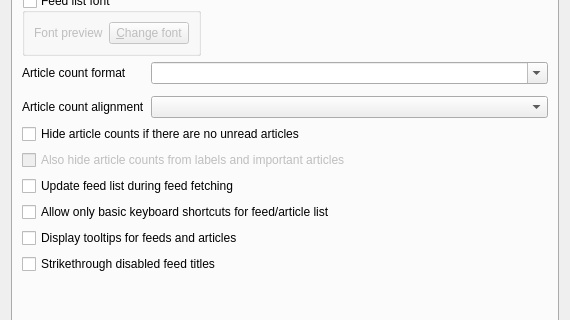
First picture: the form in src/librssguard/gui/settings/settingsfeedsmessages.ui, repository martinrotter/rssguard, before the edit; both pictures show x 0 to 570 and y 82 to 402 of the 570 by 584 pixel window.
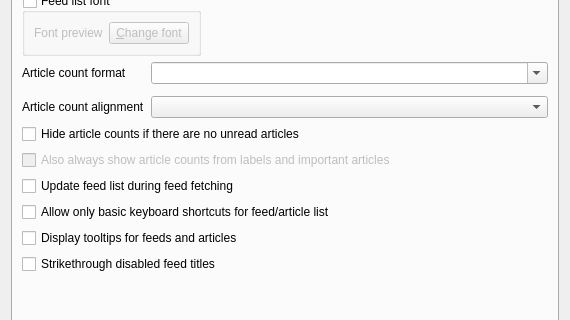
Second picture: the form after the edit. The open tabs and pages were chosen to show the change. Custom widgets are drawn as their Qt base class.

Commit message: switcahble counts in labels and important article in feed list - #2111

Diff of the .ui file:
```diff
--- a/src/librssguard/gui/settings/settingsfeedsmessages.ui
+++ b/src/librssguard/gui/settings/settingsfeedsmessages.ui
@@ -299,7 +299,7 @@
           <bool>false</bool>
          </property>
          <property name="text">
-          <string>Also hide article counts from labels and important articles</string>
+          <string>Also always show article counts from labels and important articles</string>
          </property>
         </widget>
        </item>
```
Left out of the diff: 8 changed lines with no effect on the pictures. The commit also changes 4 other files.
